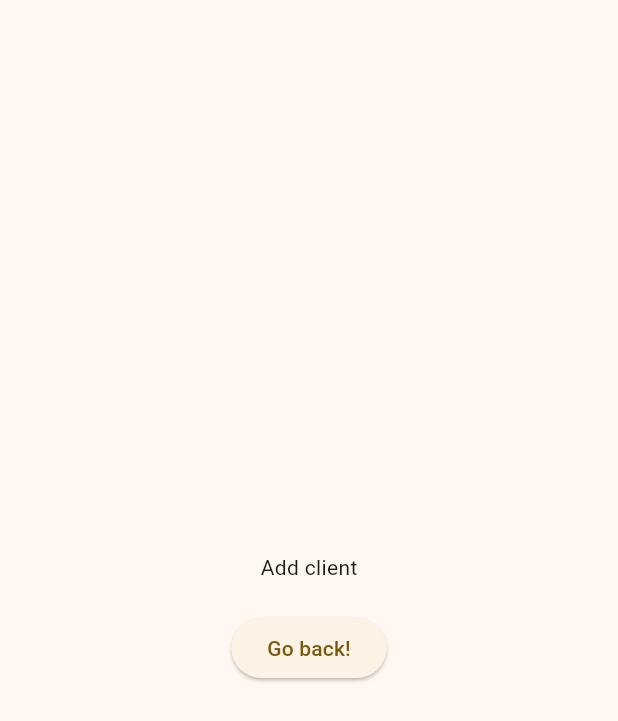
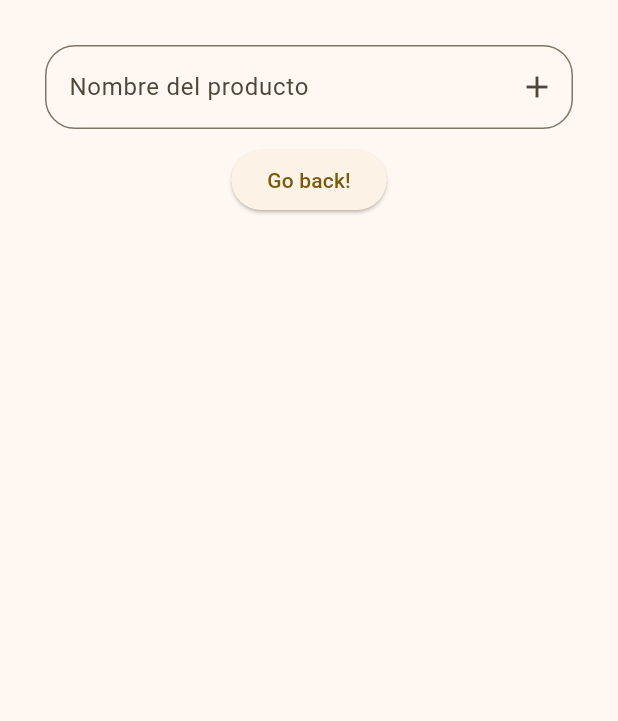
Before and after one commit to MocteSandoval/SegmentosProyect, a Flutter app: the AddClientView widget shown alone on an empty page, opened directly, on a phone screen of 412 x 824 dp. Shown: the top 721 px of the screen. Run offline on Flutter 3.47's test engine with Material 2 defaults, Android fonts, the phone set to English and light mode, and no system bars; our stand-ins replace go_router.

Commit message:
avances en el view para agregar clientes

```diff
--- a/lib/views/buttons/add_client_view.dart
+++ b/lib/views/buttons/add_client_view.dart
@@ -1,5 +1,6 @@
 import 'package:flutter/material.dart';
 import 'package:provider/provider.dart';
+import 'package:prueba_botones/widgets/inputs/custom_input.dart';
 
 import '../../providers/app_provider.dart';
 
@@ -10,14 +11,19 @@ class AddClientView extends StatelessWidget {
   Widget build(BuildContext context) {
     final size = MediaQuery.of(context).size;
     final provider = Provider.of<AppProvider>(context);
-    return Container(
+    return Padding(
+      padding: const EdgeInsets.all(20.0),
+      child: SizedBox(
         width: size.width,
         height: size.height,
-      child:  Column(
-        mainAxisAlignment: MainAxisAlignment.center,
+        child:  Form(
+          child: SingleChildScrollView(
+            child: Column(
               children: [
-          const Text('Add client'),
-          const SizedBox(height: 20),
+
+                CustomInput(),
+
+
                  ElevatedButton(
                 onPressed: () {
                   provider.selectedView = provider.defaultView;
@@ -25,7 +31,11 @@ class AddClientView extends StatelessWidget {
                 child: const Text('Go back!'),
               ),
               ],
+
+            ),
           )
+        )
+      ),
     );
   }
 }
--- a/lib/views/buttons/default_view.dart
+++ b/lib/views/buttons/default_view.dart
@@ -12,7 +12,7 @@ class DefaultView extends StatelessWidget {
   @override
   Widget build(BuildContext context) {
     return Padding(
-      padding: const EdgeInsets.all(2),
+      padding: const EdgeInsets.all(1),
       child: Wrap(
         children: List.generate(51, (index) {
           if (index == 0) {
--- a/lib/widgets/custom_button.dart
+++ b/lib/widgets/custom_button.dart
@@ -9,8 +9,6 @@ class CustomButton extends StatelessWidget {
 
   @override
   Widget build(BuildContext context) {
-
-
     return Padding(
       padding: const EdgeInsets.all(3.0),
       child: SizedBox(
@@ -23,7 +21,7 @@ class CustomButton extends StatelessWidget {
               child: InkWell(
                 onTap: onPressed,
                 child:  Padding(
-                  padding: const EdgeInsets.symmetric(horizontal: 20, vertical: 10),
+                  padding: const EdgeInsets.symmetric(horizontal: 10, vertical: 10),
                   child: child
                 ),
               )),
--- a/lib/widgets/custom_table_totals.dart
+++ b/lib/widgets/custom_table_totals.dart
@@ -21,7 +21,7 @@ class CustomTableTotals extends StatelessWidget {
     );
 
     return Padding(
-      padding: const EdgeInsets.symmetric(horizontal: 20, vertical: 20),
+      padding: const EdgeInsets.symmetric(horizontal: 20, vertical:20),
       child: Column(
         mainAxisAlignment: MainAxisAlignment.center,
         crossAxisAlignment: CrossAxisAlignment.center,
--- /dev/null
+++ b/lib/widgets/inputs/custom_input.dart
@@ -0,0 +1,26 @@
+import 'package:flutter/material.dart';
+
+class CustomInput extends StatelessWidget {
+  const CustomInput({super.key});
+
+  @override
+  Widget build(BuildContext context) {
+    return Container(
+      decoration: BoxDecoration(
+
+      ),
+      margin: const EdgeInsets.all(10),
+      child: TextFormField(
+        decoration: InputDecoration(
+          border: OutlineInputBorder(
+            borderRadius: BorderRadius.circular(20),
+          ),
+          labelText: 'Nombre del producto',
+          hintText: 'Nombre del producto',
+          suffixIcon: Icon(Icons.add),
+
+        ),
+      ),
+    );
+  }
+}
--- a/lib/widgets/products_cart.dart
+++ b/lib/widgets/products_cart.dart
@@ -21,7 +21,7 @@ class ProductsCart extends StatelessWidget {
     final size = MediaQuery.of(context).size;
     return Container(
         margin: const EdgeInsets.only(left: 20),
-        height: 475,
+        height: 510,
         width: 530,
         decoration: BoxDecoration(
           boxShadow: [
@@ -53,7 +53,7 @@ class ProductsCart extends StatelessWidget {
                 itemBuilder: (BuildContext context, int index) {
                   return AddProductToCart(
                     index: index,
-                    typeOfProduct: Icons.add,
+
                     productName: 'Product ',
                     productPrice: numberFormat.format(100),
                     quantity: 1,
```
Also changed, not shown: lib/screens/home_screen.dart (+2 -6 lines), lib/views/user_options/default_view_user.dart (+8 -5 lines), lib/widgets/add_product_to_cart.dart (+7 -3 lines). Lines whose indentation alone changed are shown as unchanged.
